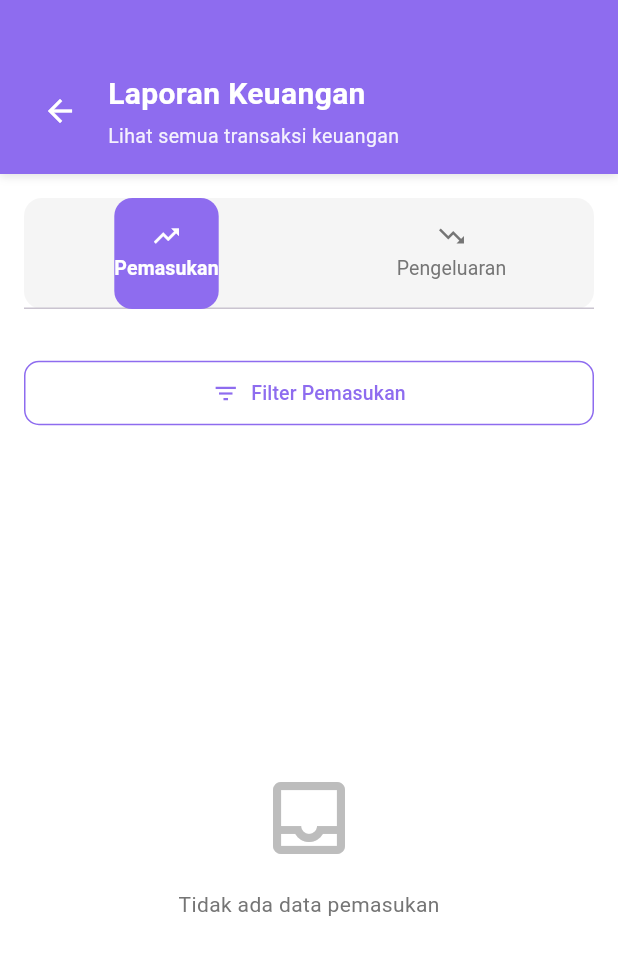
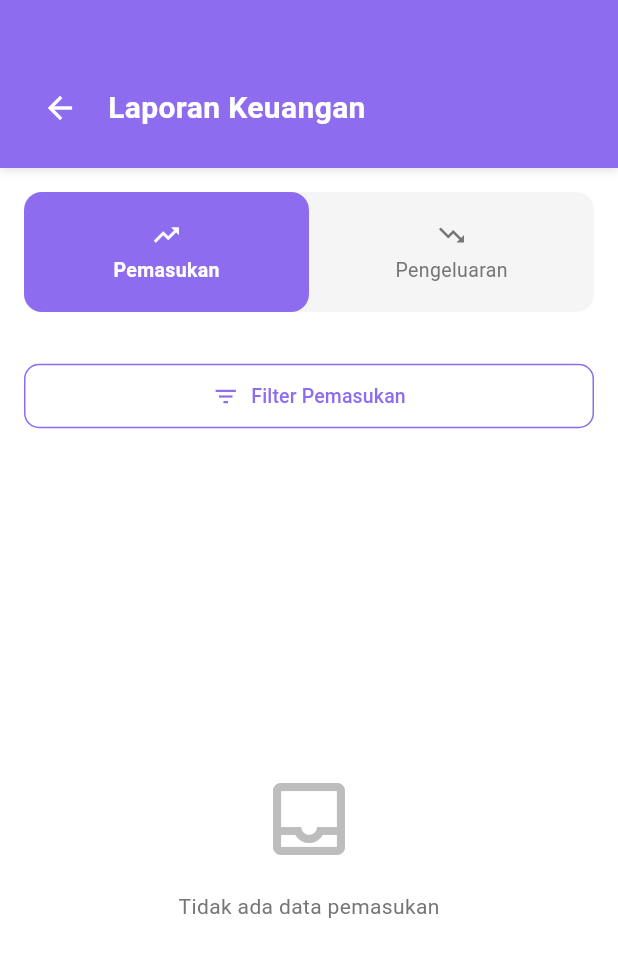
Before and after one commit to nurwahibzy/jawara_pintar_mobile_version, a Flutter app: the _LaporanKeuanganMainPageContent screen opened directly, on a phone screen of 412 x 824 dp. Shown: the top 957 px of the screen. Run offline on Flutter 3.47's test engine with Material 3 defaults, Android fonts, the phone set to English and light mode, and no system bars; our stand-ins replace bloc, dartz, equatable, fl_chart, flutter_bloc, flutter_dotenv and 5 more; accounts and stored records are empty; Roboto replaces fonts that are missing (CircularStd).

Commit message:
feat: refactor LaporanKeuanganMainPage to use StatefulWidget with custom tab bar implementation

```diff
--- a/lib/features/laporan-keuangan/presentation/pages/laporan_keuangan_main_page.dart
+++ b/lib/features/laporan-keuangan/presentation/pages/laporan_keuangan_main_page.dart
@@ -27,14 +27,34 @@ class LaporanKeuanganMainPage extends StatelessWidget {
   }
 }
 
-class _LaporanKeuanganMainPageContent extends StatelessWidget {
+class _LaporanKeuanganMainPageContent extends StatefulWidget {
   const _LaporanKeuanganMainPageContent();
 
   @override
+  State<_LaporanKeuanganMainPageContent> createState() =>
+      _LaporanKeuanganMainPageContentState();
+}
+
+class _LaporanKeuanganMainPageContentState
+    extends State<_LaporanKeuanganMainPageContent>
+    with SingleTickerProviderStateMixin {
+  late TabController _tabController;
+
+  @override
+  void initState() {
+    super.initState();
+    _tabController = TabController(length: 2, vsync: this);
+  }
+
+  @override
+  void dispose() {
+    _tabController.dispose();
+    super.dispose();
+  }
+
+  @override
   Widget build(BuildContext context) {
-    return DefaultTabController(
-      length: 2,
-      child: Scaffold(
+    return Scaffold(
       body: Column(
         children: [
           // Header
@@ -72,14 +92,6 @@ class _LaporanKeuanganMainPageContent extends StatelessWidget {
                               color: Colors.white,
                             ),
                           ),
-                            const SizedBox(height: 4),
-                            Text(
-                              'Lihat semua transaksi keuangan',
-                              style: TextStyle(
-                                fontSize: 13,
-                                color: Colors.white.withOpacity(0.9),
-                              ),
-                            ),
                         ],
                       ),
                     ),
@@ -89,50 +101,114 @@ class _LaporanKeuanganMainPageContent extends StatelessWidget {
             ),
           ),
 
-            // Tab Bar
+          // Custom Tab Bar
           Container(
             margin: const EdgeInsets.all(16),
+            height: 80,
             decoration: BoxDecoration(
               color: Colors.grey[100],
               borderRadius: BorderRadius.circular(12),
             ),
-              child: TabBar(
-                indicator: BoxDecoration(
-                  color: AppColors.primary,
+            child: AnimatedBuilder(
+              animation: _tabController,
+              builder: (context, child) {
+                return Row(
+                  children: [
+                    Expanded(
+                      child: GestureDetector(
+                        onTap: () => _tabController.animateTo(0),
+                        child: AnimatedContainer(
+                          duration: const Duration(milliseconds: 300),
+                          curve: Curves.easeInOut,
+                          decoration: BoxDecoration(
+                            color: _tabController.index == 0
+                                ? AppColors.primary
+                                : Colors.transparent,
                             borderRadius: BorderRadius.circular(12),
                           ),
-                labelColor: Colors.white,
-                unselectedLabelColor: Colors.grey[600],
-                labelStyle: const TextStyle(
+                          child: Column(
+                            mainAxisAlignment: MainAxisAlignment.center,
+                            children: [
+                              Icon(
+                                Icons.trending_up,
+                                size: 20,
+                                color: _tabController.index == 0
+                                    ? Colors.white
+                                    : Colors.grey[600],
+                              ),
+                              const SizedBox(height: 4),
+                              Text(
+                                'Pemasukan',
+                                style: TextStyle(
                                   fontSize: 13,
-                  fontWeight: FontWeight.w600,
-                ),
-                unselectedLabelStyle: const TextStyle(
-                  fontSize: 13,
-                  fontWeight: FontWeight.normal,
-                ),
-                tabs: const [
-                  Tab(
-                    icon: Icon(Icons.trending_up, size: 20),
-                    text: 'Pemasukan',
-                  ),
-                  Tab(
-                    icon: Icon(Icons.trending_down, size: 20),
-                    text: 'Pengeluaran',
-                  ),
-                ],
-              ),
-            ),
-
-            // Tab Views
-            const Expanded(
-              child: TabBarView(
-                children: [PemasukanListPage(), PengeluaranListPage()],
+                                  fontWeight: _tabController.index == 0
+                                      ? FontWeight.w600
+                                      : FontWeight.normal,
+                                  color: _tabController.index == 0
+                                      ? Colors.white
+                                      : Colors.grey[600],
                                 ),
                               ),
                             ],
                           ),
                         ),
+                      ),
+                    ),
+                    Expanded(
+                      child: GestureDetector(
+                        onTap: () => _tabController.animateTo(1),
+                        child: AnimatedContainer(
+                          duration: const Duration(milliseconds: 300),
+                          curve: Curves.easeInOut,
+                          decoration: BoxDecoration(
+                            color: _tabController.index == 1
+                                ? AppColors.primary
+                                : Colors.transparent,
+                            borderRadius: BorderRadius.circular(12),
+                          ),
+                          child: Column(
+                            mainAxisAlignment: MainAxisAlignment.center,
+                            children: [
+                              Icon(
+                                Icons.trending_down,
+                                size: 20,
+                                color: _tabController.index == 1
+                                    ? Colors.white
+                                    : Colors.grey[600],
+                              ),
+                              const SizedBox(height: 4),
+                              Text(
+                                'Pengeluaran',
+                                style: TextStyle(
+                                  fontSize: 13,
+                                  fontWeight: _tabController.index == 1
+                                      ? FontWeight.w600
+                                      : FontWeight.normal,
+                                  color: _tabController.index == 1
+                                      ? Colors.white
+                                      : Colors.grey[600],
+                                ),
+                              ),
+                            ],
+                          ),
+                        ),
+                      ),
+                    ),
+                  ],
+                );
+              },
+            ),
+          ),
+
+          // Tab Views
+          Expanded(
+            child: TabBarView(
+              controller: _tabController,
+              children: const [PemasukanListPage(), PengeluaranListPage()],
+            ),
+          ),
+        ],
+      ),
     );
   }
 }
```
Lines whose indentation alone changed are shown as unchanged.
